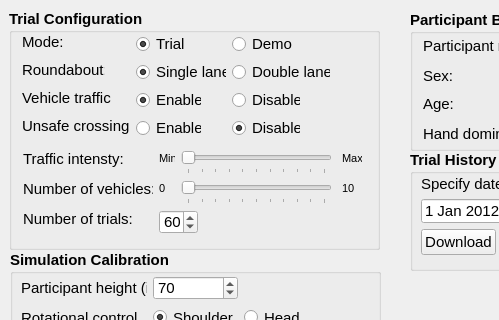
Old version of the form demographics.ui in the repository rkovessy/VeWalker; both pictures show x 0 to 499 and y 0 to 320 of the 713 by 476 pixel window.
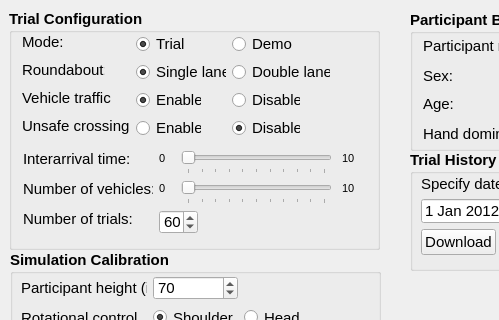
New version of the form.

```diff
--- a/demographics.ui
+++ b/demographics.ui
@@ -359,7 +359,7 @@
      <rect>
       <x>14</x>
       <y>141</y>
-      <width>101</width>
+      <width>121</width>
       <height>18</height>
      </rect>
     </property>
@@ -371,7 +371,7 @@
      </font>
     </property>
     <property name="text">
-     <string>Traffic intensty:</string>
+     <string>Interarrival time:</string>
     </property>
     <property name="textFormat">
      <enum>Qt::AutoText</enum>
@@ -472,7 +472,7 @@
      </font>
     </property>
     <property name="text">
-     <string>Min</string>
+     <string>0</string>
     </property>
    </widget>
    <widget class="QLabel" name="minlabel2">
@@ -512,7 +512,7 @@
      </font>
     </property>
     <property name="text">
-     <string>Max</string>
+     <string>10</string>
     </property>
    </widget>
    <widget class="QLabel" name="maxlabel2">
```
Left out of the diff: 7 changed lines with no effect on the pictures.
